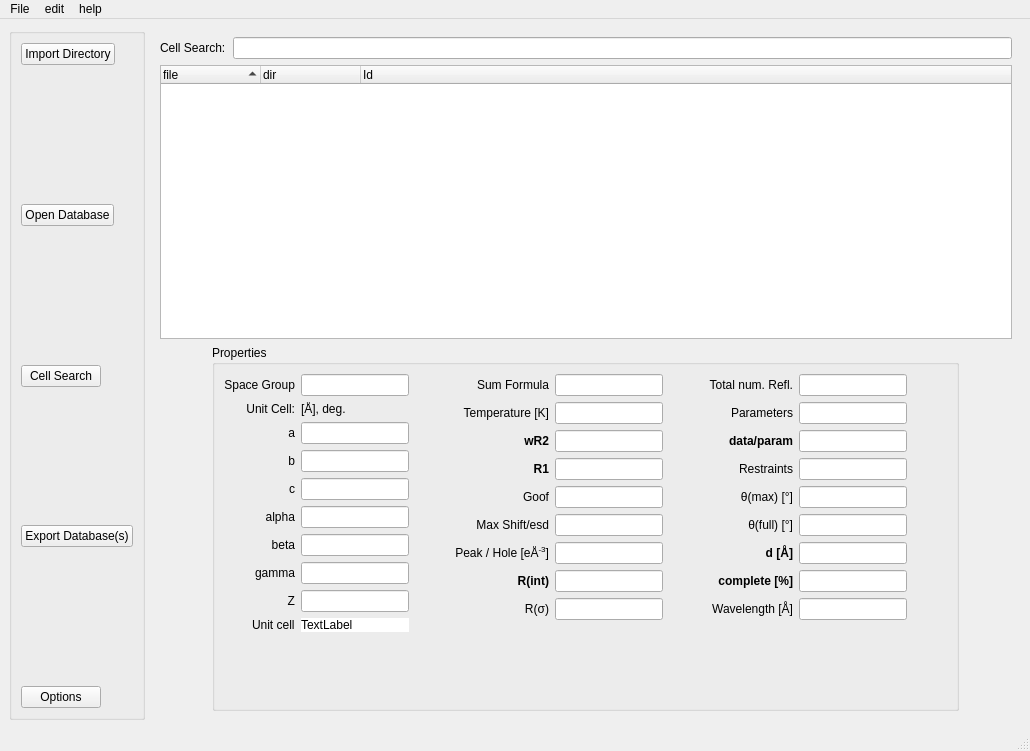
Before: the Qt Designer form stdb_main.ui in dkratzert/StructureFinder, drawn with Qt 5.
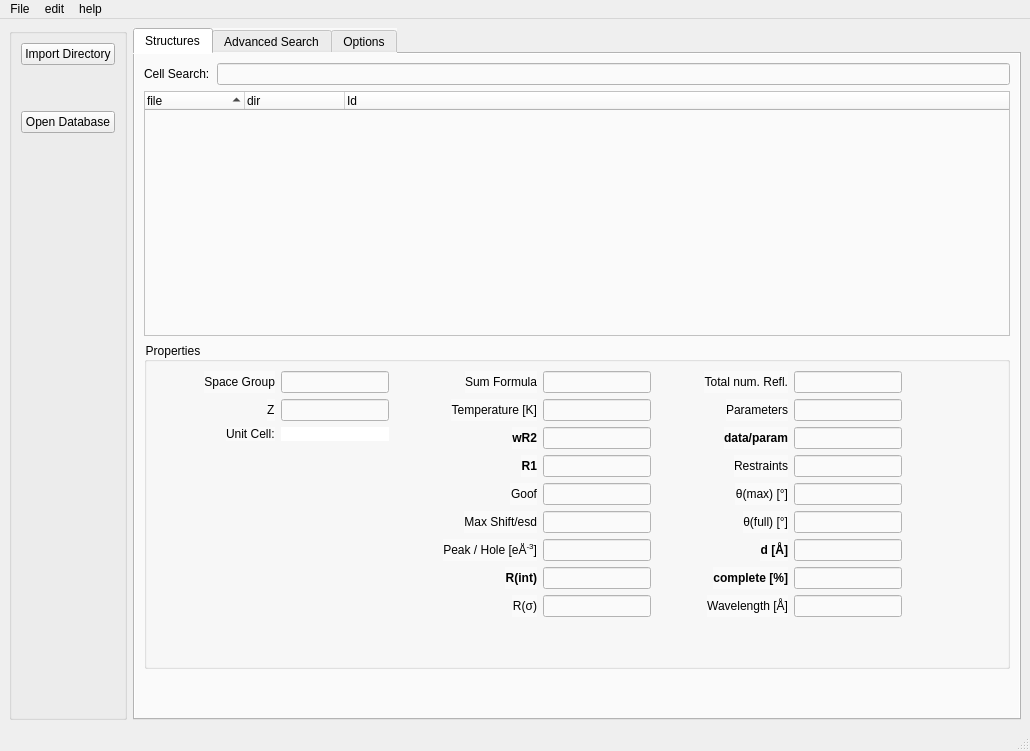
After: the same form once the commit is applied.

Patch:
```diff
--- a/stdb_main.ui
+++ b/stdb_main.ui
@@ -15,8 +15,8 @@
    <string>MainWindow</string>
   </property>
   <widget class="QWidget" name="centralwidget">
-   <layout class="QHBoxLayout" name="horizontalLayout">
-    <item>
+   <layout class="QGridLayout" name="gridLayout_2">
+    <item row="0" column="0">
      <widget class="QGroupBox" name="groupBox">
       <property name="sizePolicy">
        <sizepolicy hsizetype="Fixed" vsizetype="MinimumExpanding">
@@ -31,7 +31,7 @@
        <item row="2" column="0">
         <widget class="QPushButton" name="importDatabaseButton">
          <property name="sizePolicy">
-          <sizepolicy hsizetype="Fixed" vsizetype="Fixed">
+          <sizepolicy hsizetype="MinimumExpanding" vsizetype="Fixed">
            <horstretch>0</horstretch>
            <verstretch>0</verstretch>
           </sizepolicy>
@@ -41,20 +41,7 @@
          </property>
         </widget>
        </item>
-       <item row="3" column="0">
-        <spacer name="verticalSpacer_3">
-         <property name="orientation">
-          <enum>Qt::Vertical</enum>
-         </property>
-         <property name="sizeHint" stdset="0">
-          <size>
-           <width>20</width>
-           <height>40</height>
-          </size>
-         </property>
-        </spacer>
-       </item>
-       <item row="10" column="0">
+       <item row="6" column="0">
         <spacer name="verticalSpacer">
          <property name="orientation">
           <enum>Qt::Vertical</enum>
@@ -67,7 +54,7 @@
          </property>
         </spacer>
        </item>
-       <item row="7" column="0">
+       <item row="5" column="0">
         <spacer name="verticalSpacer_2">
          <property name="orientation">
           <enum>Qt::Vertical</enum>
@@ -80,32 +67,6 @@
          </property>
         </spacer>
        </item>
-       <item row="11" column="0">
-        <widget class="QPushButton" name="optionsButton">
-         <property name="sizePolicy">
-          <sizepolicy hsizetype="Fixed" vsizetype="Fixed">
-           <horstretch>0</horstretch>
-           <verstretch>0</verstretch>
-          </sizepolicy>
-         </property>
-         <property name="text">
-          <string>Options</string>
-         </property>
-        </widget>
-       </item>
-       <item row="4" column="0">
-        <widget class="QPushButton" name="searchButton">
-         <property name="sizePolicy">
-          <sizepolicy hsizetype="Fixed" vsizetype="Fixed">
-           <horstretch>0</horstretch>
-           <verstretch>0</verstretch>
-          </sizepolicy>
-         </property>
-         <property name="text">
-          <string>Cell Search</string>
-         </property>
-        </widget>
-       </item>
        <item row="0" column="0">
         <widget class="QPushButton" name="importDirButton">
          <property name="sizePolicy">
@@ -120,10 +81,13 @@
         </widget>
        </item>
        <item row="1" column="0">
-        <spacer name="verticalSpacer_4">
+        <spacer name="verticalSpacer_3">
          <property name="orientation">
           <enum>Qt::Vertical</enum>
          </property>
+         <property name="sizeType">
+          <enum>QSizePolicy::Preferred</enum>
+         </property>
          <property name="sizeHint" stdset="0">
           <size>
            <width>20</width>
@@ -132,40 +96,114 @@
          </property>
         </spacer>
        </item>
-       <item row="8" column="0">
-        <widget class="QPushButton" name="exportButton">
-         <property name="sizePolicy">
-          <sizepolicy hsizetype="Fixed" vsizetype="Fixed">
-           <horstretch>0</horstretch>
-           <verstretch>0</verstretch>
-          </sizepolicy>
-         </property>
-         <property name="text">
-          <string>Export Database(s)</string>
-         </property>
-        </widget>
-       </item>
       </layout>
      </widget>
     </item>
-    <item>
-     <widget class="QStackedWidget" name="stackedWidget">
-      <property name="sizePolicy">
-       <sizepolicy hsizetype="Expanding" vsizetype="Expanding">
-        <horstretch>0</horstretch>
-        <verstretch>3</verstretch>
-       </sizepolicy>
+    <item row="0" column="1">
+     <widget class="QTabWidget" name="tabWidget">
+      <property name="accessibleName">
+       <string/>
+      </property>
+      <property name="accessibleDescription">
+       <string/>
+      </property>
+      <property name="autoFillBackground">
+       <bool>false</bool>
+      </property>
+      <property name="styleSheet">
+       <string notr="true">background-color: rgb(250, 250, 250);</string>
       </property>
       <property name="currentIndex">
        <number>0</number>
       </property>
-      <widget class="QWidget" name="importResults">
-       <layout class="QGridLayout" name="gridLayout_6">
-        <item row="3" column="0" alignment="Qt::AlignHCenter">
+      <widget class="QWidget" name="tab_1">
+       <attribute name="title">
+        <string>Structures</string>
+       </attribute>
+       <layout class="QGridLayout" name="gridLayout_3">
+        <item row="0" column="0">
+         <layout class="QGridLayout" name="importResults">
+          <property name="sizeConstraint">
+           <enum>QLayout::SetMaximumSize</enum>
+          </property>
+          <item row="1" column="0">
+           <widget class="QTreeWidget" name="cifList_treeWidget">
+            <property name="sizePolicy">
+             <sizepolicy hsizetype="Expanding" vsizetype="Expanding">
+              <horstretch>0</horstretch>
+              <verstretch>3</verstretch>
+             </sizepolicy>
+            </property>
+            <property name="verticalScrollBarPolicy">
+             <enum>Qt::ScrollBarAsNeeded</enum>
+            </property>
+            <property name="horizontalScrollBarPolicy">
+             <enum>Qt::ScrollBarAsNeeded</enum>
+            </property>
+            <property name="sortingEnabled">
+             <bool>true</bool>
+            </property>
+            <column>
+             <property name="text">
+              <string>file</string>
+             </property>
+            </column>
+            <column>
+             <property name="text">
+              <string>dir</string>
+             </property>
+            </column>
+            <column>
+             <property name="text">
+              <string>Id</string>
+             </property>
+            </column>
+           </widget>
+          </item>
+          <item row="0" column="0">
+           <layout class="QHBoxLayout" name="searchLayout" stretch="0,0">
+            <property name="spacing">
+             <number>7</number>
+            </property>
+            <property name="sizeConstraint">
+             <enum>QLayout::SetDefaultConstraint</enum>
+            </property>
+            <item>
+             <widget class="QLabel" name="searchLabel">
+              <property name="sizePolicy">
+               <sizepolicy hsizetype="Fixed" vsizetype="Fixed">
+                <horstretch>0</horstretch>
+                <verstretch>0</verstretch>
+               </sizepolicy>
+              </property>
+              <property name="text">
+               <string>Cell Search:</string>
+              </property>
+             </widget>
+            </item>
+            <item>
+             <widget class="QLineEdit" name="searchLineEDit"/>
+            </item>
+           </layout>
+          </item>
+          <item row="3" column="0">
+           <spacer name="verticalSpacer_7">
+            <property name="orientation">
+             <enum>Qt::Vertical</enum>
+            </property>
+            <property name="sizeHint" stdset="0">
+             <size>
+              <width>20</width>
+              <height>40</height>
+             </size>
+            </property>
+           </spacer>
+          </item>
+          <item row="2" column="0">
          <widget class="QGroupBox" name="resultsGroupBox">
           <property name="sizePolicy">
-           <sizepolicy hsizetype="Preferred" vsizetype="Expanding">
-            <horstretch>0</horstretch>
+             <sizepolicy hsizetype="Expanding" vsizetype="Expanding">
+              <horstretch>4</horstretch>
             <verstretch>4</verstretch>
            </sizepolicy>
           </property>
@@ -173,6 +211,19 @@
            <string>Properties</string>
           </property>
           <layout class="QHBoxLayout" name="horizontalLayout_2">
+             <item>
+              <spacer name="horizontalSpacer_5">
+               <property name="orientation">
+                <enum>Qt::Horizontal</enum>
+               </property>
+               <property name="sizeHint" stdset="0">
+                <size>
+                 <width>40</width>
+                 <height>20</height>
+                </size>
+               </property>
+              </spacer>
+             </item>
            <item>
             <layout class="QFormLayout" name="formLayout_2">
              <property name="sizeConstraint">
@@ -198,148 +249,34 @@
                </property>
               </widget>
              </item>
-             <item row="1" column="0">
+               <item row="2" column="0">
               <widget class="QLabel" name="CellLabel">
                <property name="text">
                 <string>Unit Cell:</string>
                </property>
-               <property name="alignment">
-                <set>Qt::AlignRight|Qt::AlignTrailing|Qt::AlignVCenter</set>
-               </property>
-              </widget>
-             </item>
-             <item row="1" column="1">
-              <widget class="QLabel" name="label">
-               <property name="text">
-                <string>[Å], deg.</string>
-               </property>
-              </widget>
-             </item>
-             <item row="2" column="0">
-              <widget class="QLabel" name="aLabel">
-               <property name="text">
-                <string>a</string>
-               </property>
-               <property name="alignment">
-                <set>Qt::AlignRight|Qt::AlignTrailing|Qt::AlignVCenter</set>
-               </property>
               </widget>
              </item>
              <item row="2" column="1">
-              <widget class="QLineEdit" name="aLineEdit">
-               <property name="readOnly">
-                <bool>true</bool>
-               </property>
-              </widget>
-             </item>
-             <item row="3" column="0">
-              <widget class="QLabel" name="bLabel">
+                <widget class="QLabel" name="cellField">
+                 <property name="styleSheet">
+                  <string notr="true">background-color: rgb(255, 255, 255);
+border-color: rgb(53, 53, 53);</string>
+                 </property>
                <property name="text">
-                <string>b</string>
-               </property>
-               <property name="alignment">
-                <set>Qt::AlignRight|Qt::AlignTrailing|Qt::AlignVCenter</set>
-               </property>
-              </widget>
-             </item>
-             <item row="3" column="1">
-              <widget class="QLineEdit" name="bLineEdit">
-               <property name="readOnly">
-                <bool>true</bool>
-               </property>
-              </widget>
-             </item>
-             <item row="4" column="0">
-              <widget class="QLabel" name="cLabel">
-               <property name="text">
-                <string>c</string>
-               </property>
-               <property name="alignment">
-                <set>Qt::AlignRight|Qt::AlignTrailing|Qt::AlignVCenter</set>
-               </property>
-              </widget>
-             </item>
-             <item row="4" column="1">
-              <widget class="QLineEdit" name="cLineEdit">
-               <property name="readOnly">
-                <bool>true</bool>
-               </property>
-              </widget>
-             </item>
-             <item row="5" column="0">
-              <widget class="QLabel" name="alphaLabel">
-               <property name="text">
-                <string>alpha</string>
-               </property>
-               <property name="alignment">
-                <set>Qt::AlignRight|Qt::AlignTrailing|Qt::AlignVCenter</set>
-               </property>
-              </widget>
-             </item>
-             <item row="5" column="1">
-              <widget class="QLineEdit" name="alphaLineEdit">
-               <property name="readOnly">
-                <bool>true</bool>
-               </property>
-              </widget>
-             </item>
-             <item row="6" column="0">
-              <widget class="QLabel" name="betaLabel">
-               <property name="text">
-                <string>beta</string>
-               </property>
-               <property name="alignment">
-                <set>Qt::AlignRight|Qt::AlignTrailing|Qt::AlignVCenter</set>
-               </property>
-              </widget>
-             </item>
-             <item row="6" column="1">
-              <widget class="QLineEdit" name="betaLineEdit"/>
-             </item>
-             <item row="7" column="0">
-              <widget class="QLabel" name="gammaLabel">
-               <property name="text">
-                <string>gamma</string>
-               </property>
-               <property name="alignment">
-                <set>Qt::AlignRight|Qt::AlignTrailing|Qt::AlignVCenter</set>
-               </property>
-              </widget>
-             </item>
-             <item row="7" column="1">
-              <widget class="QLineEdit" name="gammaLineEdit"/>
-             </item>
-             <item row="8" column="0">
+                  <string/>
+                 </property>
+                </widget>
+               </item>
+               <item row="1" column="0">
               <widget class="QLabel" name="zLabel">
                <property name="text">
                 <string>Z</string>
                </property>
-               <property name="alignment">
-                <set>Qt::AlignRight|Qt::AlignTrailing|Qt::AlignVCenter</set>
-               </property>
-              </widget>
-             </item>
-             <item row="8" column="1">
+                </widget>
+               </item>
+               <item row="1" column="1">
               <widget class="QLineEdit" name="zLineEdit"/>
              </item>
-             <item row="9" column="1">
-              <widget class="QLabel" name="cellLabel2">
-               <property name="styleSheet">
-                <string notr="true">background-color: rgb(255, 255, 255);
-border-color: rgb(53, 53, 53);</string>
-               </property>
-               <property name="text">
-                <string>TextLabel</string>
-               </property>
-              </widget>
-             </item>
-             <item row="9" column="0">
-              <widget class="QLabel" name="label_2">
-               <property name="text">
-                <string>Unit cell</string>
-               </property>
-              </widget>
-             </item>
             </layout>
            </item>
            <item>
@@ -673,67 +610,68 @@
            <item>
             <layout class="QHBoxLayout" name="openglVlayout"/>
            </item>
+             <item>
+              <spacer name="horizontalSpacer_4">
+               <property name="orientation">
+                <enum>Qt::Horizontal</enum>
+               </property>
+               <property name="sizeHint" stdset="0">
+                <size>
+                 <width>40</width>
+                 <height>20</height>
+                </size>
+               </property>
+              </spacer>
+             </item>
           </layout>
          </widget>
         </item>
-        <item row="2" column="0">
-         <widget class="QTreeWidget" name="cifList_treeWidget">
-          <property name="sizePolicy">
-           <sizepolicy hsizetype="Expanding" vsizetype="Expanding">
-            <horstretch>0</horstretch>
-            <verstretch>3</verstretch>
-           </sizepolicy>
-          </property>
-          <property name="verticalScrollBarPolicy">
-           <enum>Qt::ScrollBarAsNeeded</enum>
-          </property>
-          <property name="horizontalScrollBarPolicy">
-           <enum>Qt::ScrollBarAsNeeded</enum>
-          </property>
-          <property name="sortingEnabled">
-           <bool>true</bool>
-          </property>
-          <column>
-           <property name="text">
-            <string>file</string>
-           </property>
-          </column>
-          <column>
-           <property name="text">
-            <string>dir</string>
-           </property>
-          </column>
-          <column>
-           <property name="text">
-            <string>Id</string>
-           </property>
-          </column>
-         </widget>
-        </item>
-        <item row="1" column="0">
-         <layout class="QHBoxLayout" name="searchLayout">
-          <property name="spacing">
-           <number>7</number>
-          </property>
+         </layout>
+        </item>
+       </layout>
+       <zorder>stackedWidget</zorder>
+       <zorder>stackedWidget</zorder>
+       <zorder>gridLayoutWidget</zorder>
+      </widget>
+      <widget class="QWidget" name="searchtab">
+       <attribute name="title">
+        <string>Advanced Search</string>
+       </attribute>
+      </widget>
+      <widget class="QWidget" name="tab_2">
+       <attribute name="title">
+        <string>Options</string>
+       </attribute>
+       <layout class="QGridLayout" name="gridLayout_4">
+        <item row="0" column="0">
+         <layout class="QHBoxLayout" name="horizontalLayout">
+          <item>
+           <widget class="QGroupBox" name="groupBox_3">
+            <property name="title">
+             <string>GroupBox</string>
+            </property>
+            <layout class="QVBoxLayout" name="verticalLayout_3">
+             <item>
+              <layout class="QVBoxLayout" name="verticalLayout_2"/>
+             </item>
+            </layout>
+           </widget>
+          </item>
           <item>
-           <widget class="QLabel" name="searchLabel">
-            <property name="text">
-             <string>Cell Search:</string>
+           <widget class="QGroupBox" name="groupBox_2">
+            <property name="title">
+             <string>GroupBox</string>
             </property>
            </widget>
           </item>
           <item>
-           <widget class="QLineEdit" name="searchLineEDit"/>
+           <layout class="QVBoxLayout" name="verticalLayout"/>
           </item>
          </layout>
         </item>
        </layout>
-      </widget>
-      <widget class="QWidget" name="refinement_edit_page"/>
-      <widget class="QWidget" name="stackedWidgetPage2">
-       <property name="enabled">
-        <bool>false</bool>
-       </property>
+       <zorder>horizontalLayoutWidget</zorder>
+       <zorder>groupBox_3</zorder>
       </widget>
      </widget>
     </item>
```
Left out of the diff: 56 changed lines with no effect on the pictures. Lines whose indentation alone changed are shown as unchanged.
